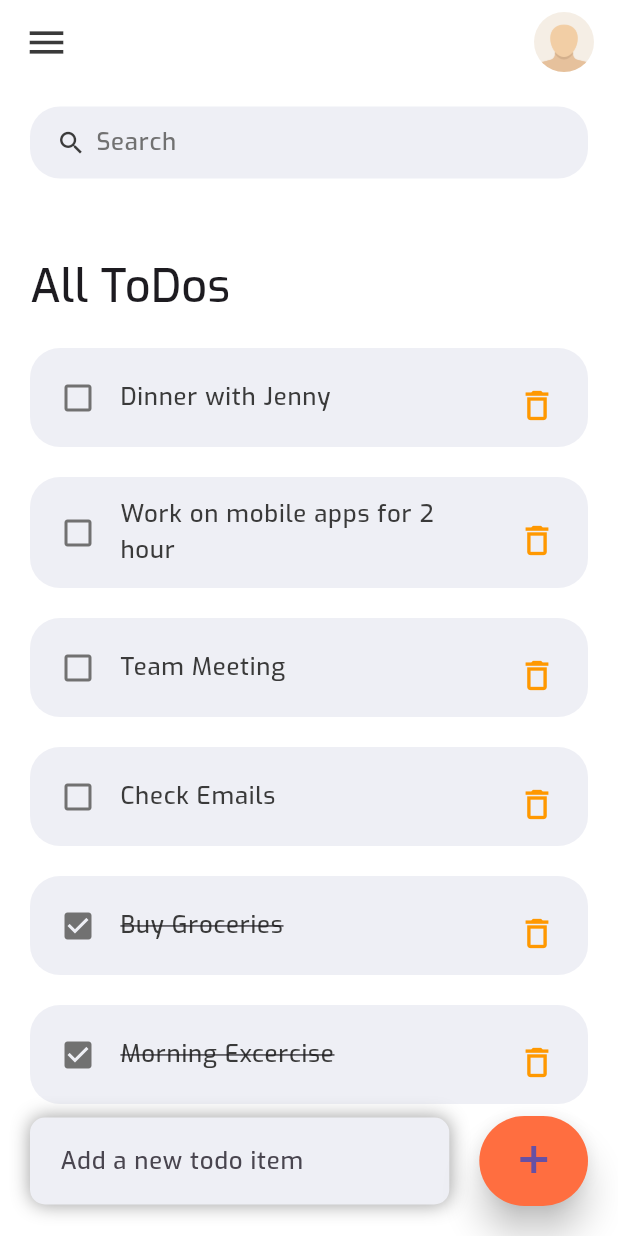
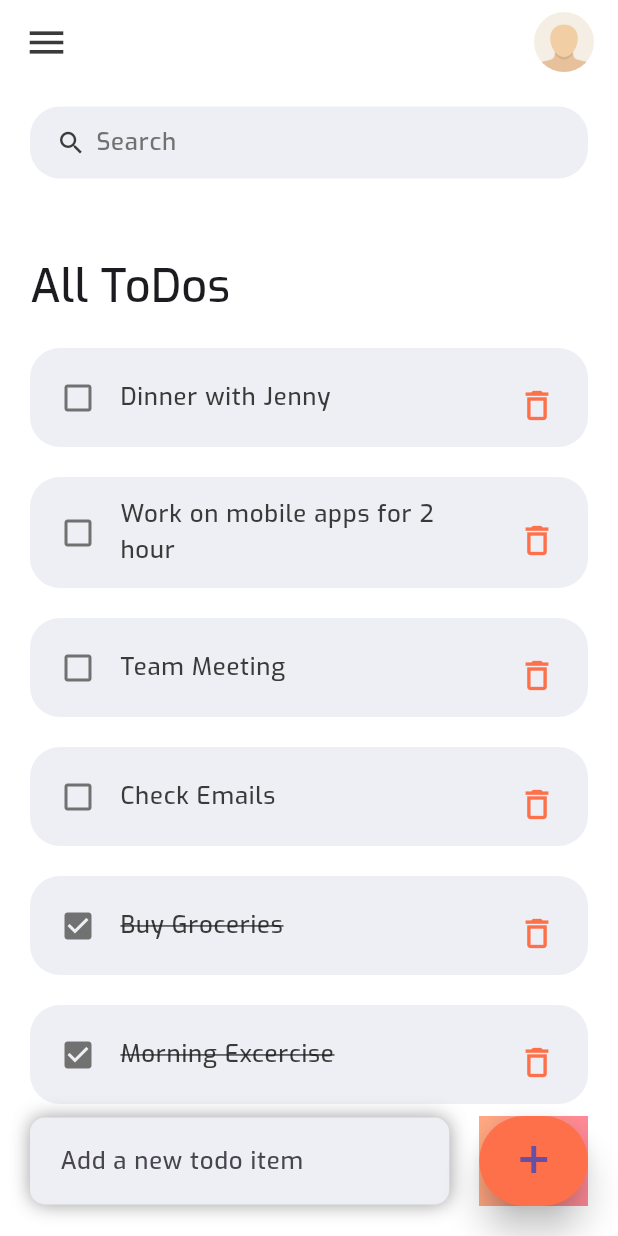
Before and after one commit to osman-koc/simple-todo-app, a Flutter app: the HomePage screen opened directly, on a phone screen of 412 x 824 dp. Run offline on Flutter 3.47's test engine with Material 3 defaults, Android fonts, the phone set to English and light mode, and no system bars.

Commit message:
feat: update button color

```diff
--- a/lib/constants/colors.dart
+++ b/lib/constants/colors.dart
@@ -12,3 +12,4 @@ const Color tdGrey = Color(0xFF717171);
 const Color tdBGColor = Colors.white; //Color(0xFFEEEFF5);
 
 const Color tdInputBgColor = Color(0xFFEEEFF5);
+const Color tdButtonColor = Color.fromARGB(255, 253, 112, 73);
--- a/lib/screens/home.dart
+++ b/lib/screens/home.dart
@@ -110,12 +110,18 @@ class _HomePageState extends State<HomePage> {
                   bottom: 20,
                   right: 20,
                 ),
+                decoration: const BoxDecoration(
+                  image: DecorationImage(
+                    image: AssetImage(AppAssets.loginBtn),
+                    fit: BoxFit.cover,
+                  ),
+                ),
                 child: ElevatedButton(
                   onPressed: () {
                     _addToDoItem(_todoController.text);
                   },
                   style: ElevatedButton.styleFrom(
-                    backgroundColor: tdDeepOrangeAccent,
+                    backgroundColor: tdButtonColor,
                     minimumSize: const Size(60, 60),
                     elevation: 10,
                   ),
--- a/lib/widgets/todo_item.dart
+++ b/lib/widgets/todo_item.dart
@@ -77,11 +77,9 @@ class ToDoItem extends StatelessWidget {
           width: 35,
           child: IconButton(
             icon: const Icon(Icons.delete_outline),
-            color: Colors.orange[500],
+            color: tdButtonColor,
             iconSize: 26,
             onPressed: () {
-              // print('Clicked on delete icon');
-              // onDeleteItem(todo.id);
               _showDeleteConfirmationDialog(context, todo.id);
             },
           ),
```
Also changed, not shown: 1 other file.
